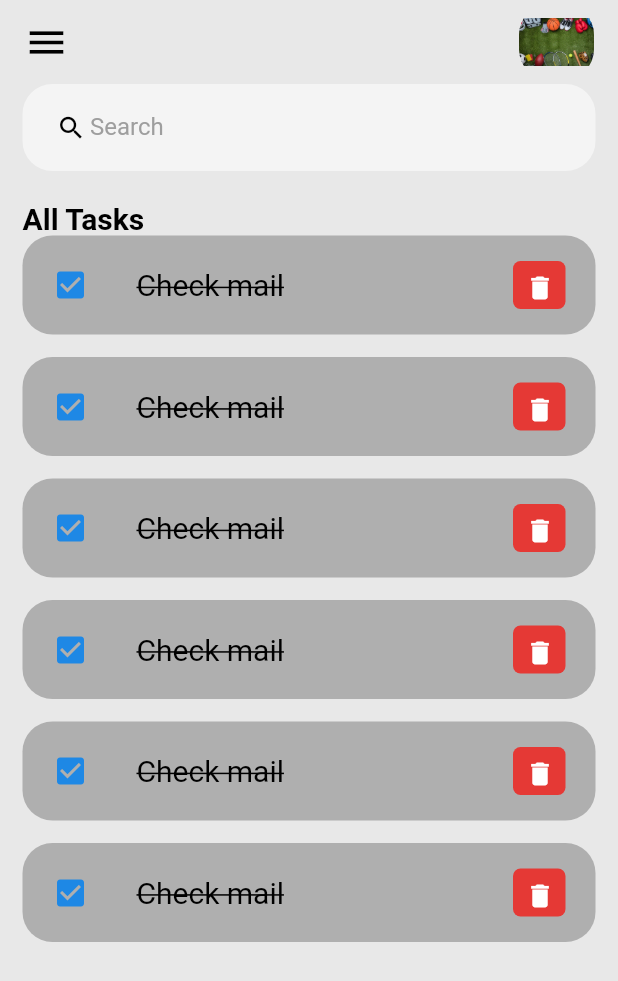
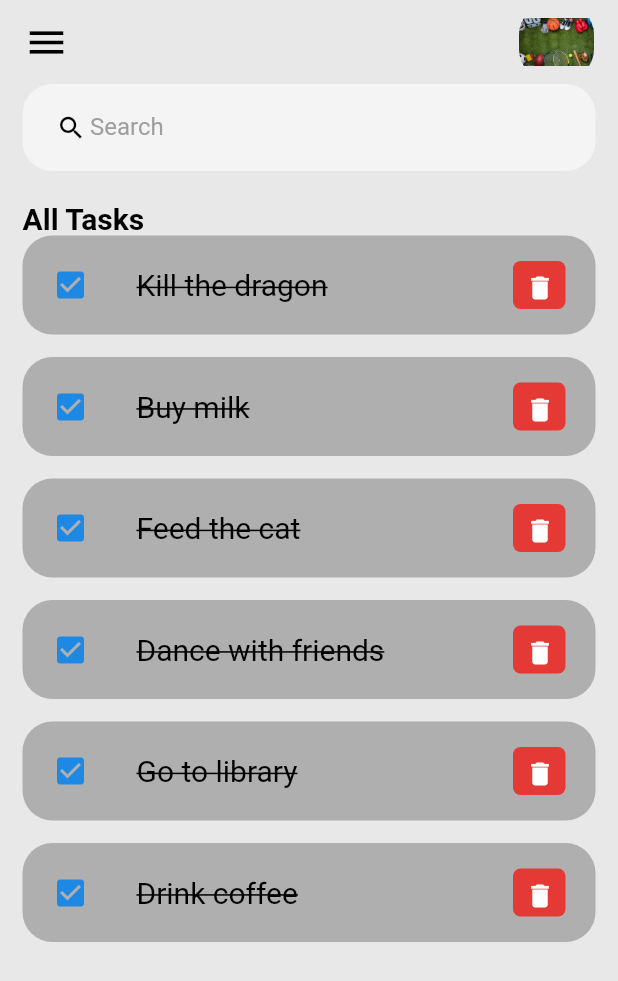
Before and after one commit to Angel-cuba/Flutter_TODO, a Flutter app: the screen it shows after launch, on a phone screen of 412 x 824 dp. Shown: the top 981 px of the screen. Run offline on Flutter 3.47's test engine with Material 2 defaults, Android fonts, the phone set to English and light mode, and no system bars.

Commit message:
Fetch data from Todo model

```diff
--- a/lib/main.dart
+++ b/lib/main.dart
@@ -31,7 +31,7 @@ class MyApp extends StatelessWidget {
         // is not restarted.
         primarySwatch: Colors.blue,
       ),
-      home: const MyHomePage(title: 'Home Page'),
+      home: MyHomePage(),
     );
   }
 }
--- a/lib/screens/home.dart
+++ b/lib/screens/home.dart
@@ -2,21 +2,13 @@
 
 import 'package:flutter/material.dart';
 import 'package:todo_app/constants/color.dart';
+import 'package:todo_app/model/todo.dart';
 import 'package:todo_app/widgets/todo_item.dart';
 
 class MyHomePage extends StatelessWidget {
-  const MyHomePage({super.key, required this.title});
+  MyHomePage({Key? key}) : super(key: key);
 
-  // This widget is the home page of your application. It is stateful, meaning
-  // that it has a State object (defined below) that contains fields that affect
-  // how it looks.
-
-  // This class is the configuration for the state. It holds the values (in this
-  // case the title) provided by the parent (in this case the App widget) and
-  // used by the build method of the State. Fields in a Widget subclass are
-  // always marked "final".
-
-  final String title;
+  final todosList = Todo.todoList();
 
   @override
   Widget build(BuildContext context) {
@@ -39,12 +31,10 @@ class MyHomePage extends StatelessWidget {
                         fontWeight: FontWeight.w600,
                       )),
                 ),
-                TodoItem(),
-                TodoItem(),
-                TodoItem(),
-                TodoItem(),
-                TodoItem(),
-                TodoItem(),
+                for (Todo todoData in todosList)
+                  TodoItem(
+                    todo: todoData,
+                  ),
               ],
             ))
           ]),
--- a/lib/widgets/todo_item.dart
+++ b/lib/widgets/todo_item.dart
@@ -1,9 +1,12 @@
 import 'package:flutter/material.dart';
 
 import 'package:todo_app/constants/color.dart';
+import 'package:todo_app/model/todo.dart';
 
 class TodoItem extends StatelessWidget {
-  const TodoItem({Key? key}) : super(key: key);
+  final Todo todo;
+
+  const TodoItem({Key? key, required this.todo}) : super(key: key);
 
   @override
   Widget build(BuildContext context) {
@@ -18,7 +21,7 @@ class TodoItem extends StatelessWidget {
           contentPadding: EdgeInsets.symmetric(horizontal: 20, vertical: 5),
           tileColor: tdGrey,
           leading: Icon(Icons.check_box, color: tdBlue),
-          title: Text('Check mail',
+          title: Text(todo.title!,
               style: TextStyle(
                   color: tdBlack,
                   fontSize: 20,
```
